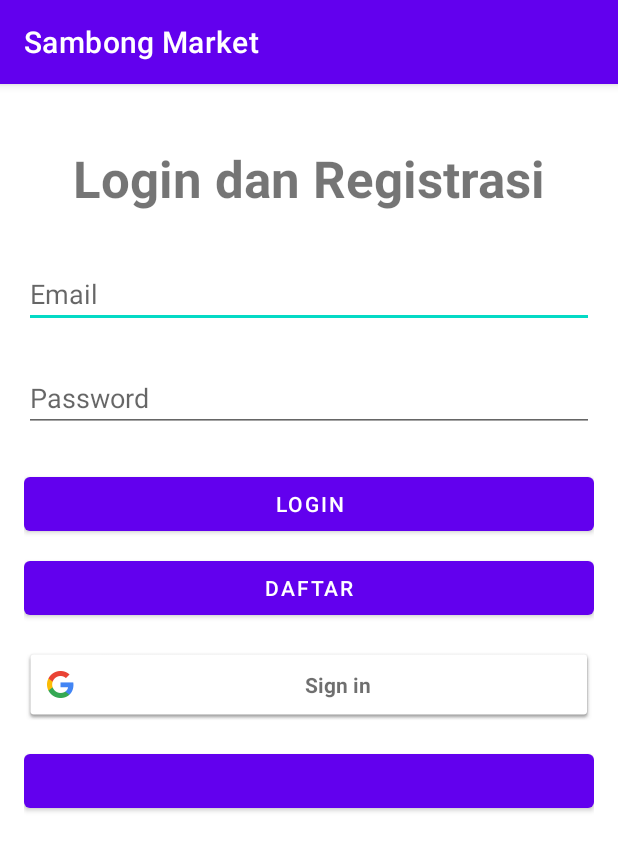
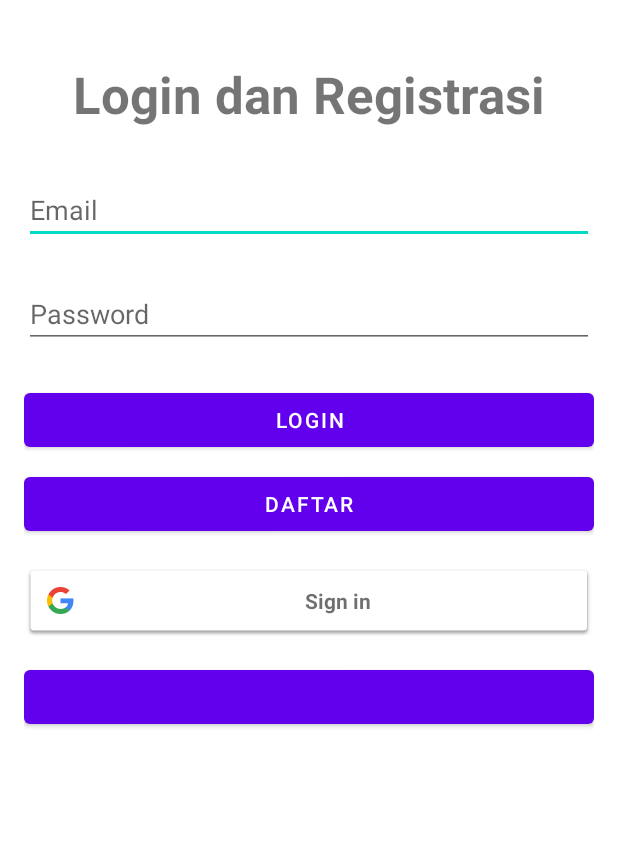
Before and after one commit to dimassdoubles/ti3-ppb-uas, an Android app: the screen it shows after launch (MainActivity), on a phone screen of 412 x 824 dp. Shown: the top 851 px of the screen. Run offline under Robolectric (Android 15) with nearby library versions, the phone set to English and light mode, and no system bars; our stand-ins replace Firebase (no records; nobody signed in at launch, a user with empty details on screens opened directly); libraries missing offline, so code that uses them is left out: com.facebook, com.facebook.login; plain views replace LoginButton; 6 statements that could not run were skipped.

Commit message:
berhasil membuat splash screen

```diff
--- a/app/src/main/java/com/android/dimassdoubles/sambongmarket/MainActivity.java
+++ b/app/src/main/java/com/android/dimassdoubles/sambongmarket/MainActivity.java
@@ -54,6 +54,7 @@ public class MainActivity extends AppCompatActivity {
     protected void onCreate(Bundle savedInstanceState) {
         super.onCreate(savedInstanceState);
         setContentView(R.layout.activity_main);
+        getSupportActionBar().hide();
         mAuth = FirebaseAuth.getInstance();
         // Configure sign-in to request the user's ID, email address, and basic
         // profile. ID and basic profile are included in DEFAULT_SIGN_IN.
--- /dev/null
+++ b/app/src/main/java/com/android/dimassdoubles/sambongmarket/SplashScreenActivity.java
@@ -0,0 +1,21 @@
+package com.android.dimassdoubles.sambongmarket;
+
+import androidx.appcompat.app.AppCompatActivity;
+
+import android.content.Intent;
+import android.os.Bundle;
+
+public class SplashScreenActivity extends AppCompatActivity {
+
+    @Override
+    protected void onCreate(Bundle savedInstanceState) {
+        super.onCreate(savedInstanceState);
+//        setContentView(R.layout.activity_splash_screen);
+
+        // langsung pindah ke MainActivity atau activity lain
+        // begitu memasuki splash screen ini
+        Intent intent = new Intent(this, MainActivity.class);
+        startActivity(intent);
+        finish();
+    }
+}
--- /dev/null
+++ b/app/src/main/res/values/styles.xml
@@ -0,0 +1,6 @@
+<?xml version="1.0" encoding="utf-8"?>
+<resources>
+    <style name="SplashTheme" parent="Theme.AppCompat.Light.NoActionBar">
+        <item name="android:windowBackground">@drawable/splash_bg</item>
+    </style>
+</resources>
--- a/app/src/main/res/values/themes.xml
+++ b/app/src/main/res/values/themes.xml
@@ -13,4 +13,6 @@
         <item name="android:statusBarColor" tools:targetApi="l">?attr/colorPrimaryVariant</item>
         <!-- Customize your theme here. -->
     </style>
+
+
 </resources>
```
Also changed, not shown: app/src/main/AndroidManifest.xml (+19 -10 lines), app/src/main/res/drawable/splash_bg.png (added).
